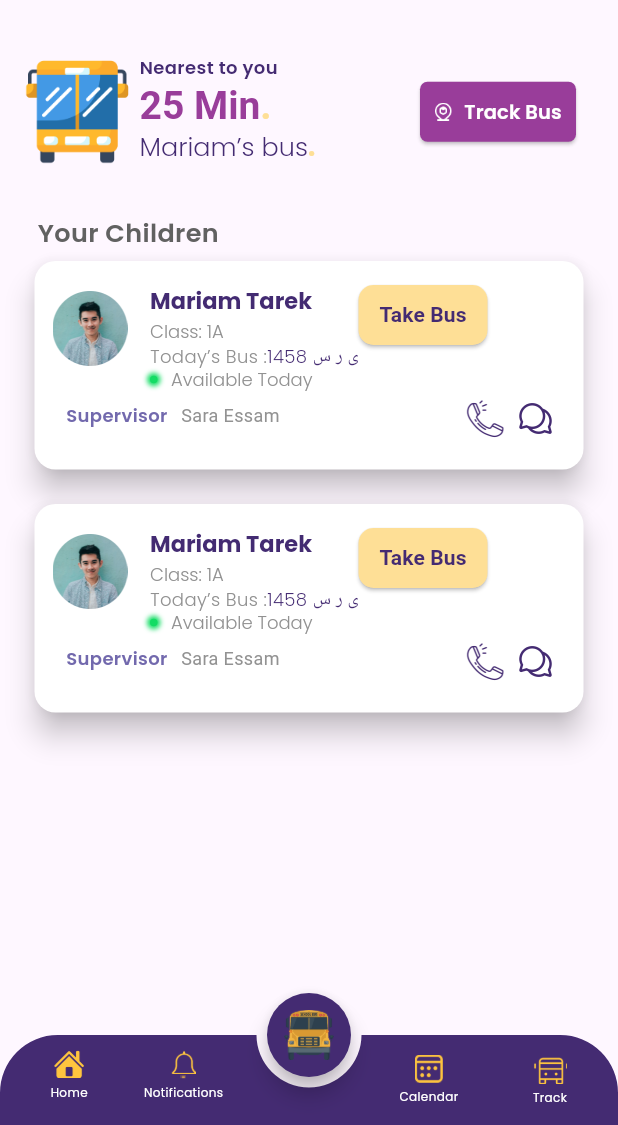
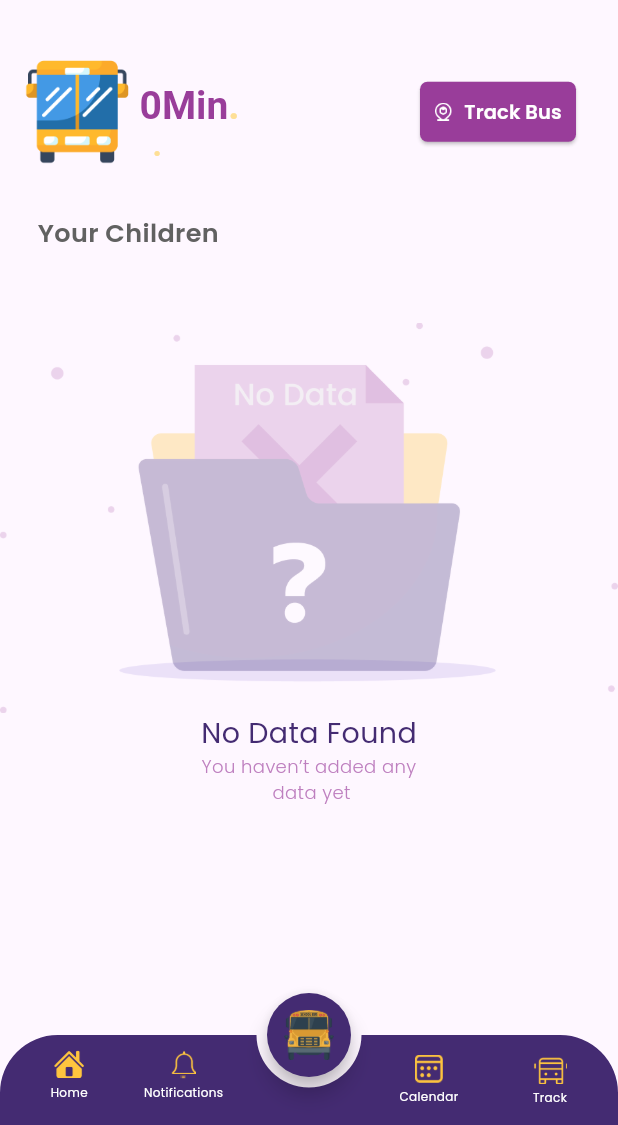
Before and after one commit to mohamedsalah918101/School-Bus, a Flutter app: the HomeParent screen opened directly, on a phone screen of 412 x 824 dp, the part 111-1236 px from its top. Run offline on Flutter 3.47's test engine with Material 3 defaults, Android fonts, the phone set to English and light mode, and no system bars; our stand-ins replace cloud_firestore, dotted_line, firebase_auth, firebase_core, firebase_dynamic_links, firebase_messaging and 14 more; missing offline and left inert: fdottedline_nullsafety, flutter_gif, flutter_phone_direct_caller, fluttercontactpicker, google_maps_place_picker_mb, google_places_autocomplete_text_field and 1 more; accounts and stored records are empty; Roboto replaces fonts that are missing (Poppins-Poppins-Light).

Commit message:
add parent with new logic

```diff
--- a/lib/supervisor_parent/components/bus_component.dart
+++ b/lib/supervisor_parent/components/bus_component.dart
@@ -4,6 +4,7 @@ import 'package:school_account/supervisor_parent/components/child_data_item.dart
 import 'package:school_account/supervisor_parent/components/main_bottom_bar.dart';
 import 'package:school_account/supervisor_parent/screens/track_parent.dart';
 
+import '../../main.dart';
 import 'elevated_icon_button.dart';
 
 class BusComponent extends StatelessWidget {
@@ -25,7 +26,7 @@ class BusComponent extends StatelessWidget {
           mainAxisAlignment: MainAxisAlignment.start,
           crossAxisAlignment: CrossAxisAlignment.start,
           children: [
-            Text('Nearest to you'.tr,
+            Text( sharedpref!.getInt('invit') == 1 ? ' '.tr:'',
               style: TextStyle(
                 color: Color(0xff442B72),
                   fontSize: 12 ,
@@ -45,7 +46,7 @@ class BusComponent extends StatelessWidget {
                   ),
                   children: [
                     TextSpan(
-                        text: '25 ',
+                        text: '0',
                         style: TextStyle(
                             color: Color(0xFF993D9A)
                         )
@@ -72,7 +73,7 @@ class BusComponent extends StatelessWidget {
                   ),
                   children: [
                     TextSpan(
-                        text: 'Mariam',
+                        text: ' ',
                         style: TextStyle(
                           color: Color(0xFF442B72),
                           fontFamily: 'Poppins-Light',
@@ -80,7 +81,7 @@ class BusComponent extends StatelessWidget {
                         )
                     ),
                     TextSpan(
-                        text: '’s bus'.tr,
+                        text: ' '.tr,
                         style: TextStyle(
                           color: Color(0xFF442B72),
                           fontFamily: 'Poppins-Light',
--- a/lib/supervisor_parent/screens/home_parent.dart
+++ b/lib/supervisor_parent/screens/home_parent.dart
@@ -1,3 +1,4 @@
+import 'package:cloud_firestore/cloud_firestore.dart';
 import 'package:flutter/material.dart';
 import 'package:flutter/services.dart';
 import 'package:get/get.dart';
@@ -28,10 +29,28 @@ class HomeParent extends StatefulWidget {
 }
 
 class HomeParentState extends State<HomeParent> {
+  final _firestore = FirebaseFirestore.instance;
+
   final GlobalKey<ScaffoldState> _scaffoldKey = new GlobalKey<ScaffoldState>();
   // List<ChildDataItem> children = [];
   // late Function() onTapMenu;
-
+  List<QueryDocumentSnapshot> data = [];
+  getData()async{
+    try {
+      DocumentSnapshot documentSnapshot = await _firestore.collection('parent').doc(sharedpref!.getString('id')).get();
+      if (documentSnapshot.exists) {
+        documentSnapshot.data().forEach((key, value) {
+          dataWidgets.add(Text('$key: $value'));
+        });
+      } else {
+        print("Document does not exist");
+        return null;
+      }
+    } catch (e) {
+      print("Error getting document: $e");
+      return null;
+    }
+  }
   @override
   Widget build(BuildContext context) {
     return WillPopScope(
@@ -137,7 +156,8 @@ class HomeParentState extends State<HomeParent> {
                       const SizedBox(
                         height: 7,
                       ),
-                      // children.isNotEmpty?
+                      sharedpref!.getInt('invit') == 1 ?
+
                       Padding(
                           padding: const EdgeInsets.symmetric(horizontal: 19.0),
                           child:  ListView.builder(
@@ -153,32 +173,32 @@ class HomeParentState extends State<HomeParent> {
                                   ],
                                 );
                             },
-                          ),),
-                          // :
-                          // Column(
-                          //   children: [
-                          //     SizedBox(height: 45,),
-                          //     Image.asset('assets/images/Group 237684.png',
-                          //     ),
-                          //     Text('No Data Found'.tr,
-                          //       style: TextStyle(
-                          //         color: Color(0xff442B72),
-                          //         fontFamily: 'Poppins-Regular',
-                          //         fontWeight: FontWeight.w500,
-                          //         fontSize: 19,
-                          //       ),
-                          //     ),
-                          //     Text('You haven’t added any \n '
-                          //         'data yet'.tr,
-                          //       textAlign: TextAlign.center,
-                          //       style: TextStyle(
-                          //         color: Color(0xffBE7FBF),
-                          //         fontFamily: 'Poppins-Light',
-                          //         fontWeight: FontWeight.w400,
-                          //         fontSize: 12,
-                          //       ),)
-                          //   ],
-                          // ),
+                          ),)
+                          :
+                          Column(
+                            children: [
+                              SizedBox(height: 45,),
+                              Image.asset('assets/images/Group 237684.png',
+                              ),
+                              Text('No Data Found'.tr,
+                                style: TextStyle(
+                                  color: Color(0xff442B72),
+                                  fontFamily: 'Poppins-Regular',
+                                  fontWeight: FontWeight.w500,
+                                  fontSize: 19,
+                                ),
+                              ),
+                              Text('You haven’t added any \n '
+                                  'data yet'.tr,
+                                textAlign: TextAlign.center,
+                                style: TextStyle(
+                                  color: Color(0xffBE7FBF),
+                                  fontFamily: 'Poppins-Light',
+                                  fontWeight: FontWeight.w400,
+                                  fontSize: 12,
+                                ),)
+                            ],
+                          ),
                       const SizedBox(
                         height: 44,
                       ),
```
